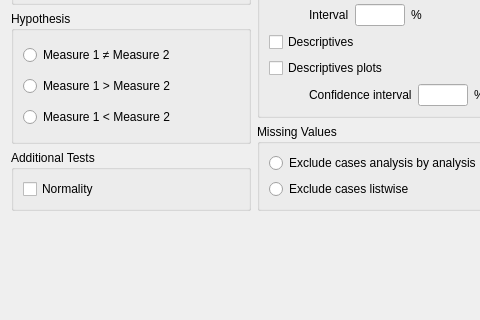
The window that JASP-Desktop/analysisforms/ttestpairedsamplesform.ui (jasp-stats/jasp-desktop) describes before a commit, drawn with Qt 5; both pictures show x 0 to 480 and y 332 to 652 of the 606 by 652 pixel window.
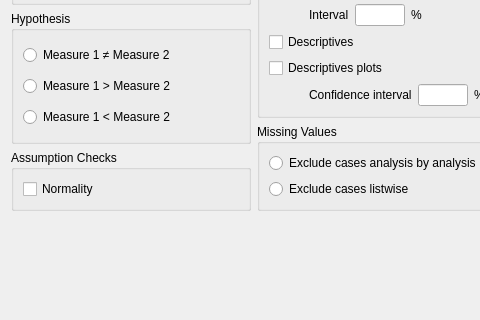
The same window after the commit. Custom widgets are drawn as their Qt base class.

Commit message: C. T-Tests: Implemented restructuring suggestions

The edit to the form file:
```diff
--- a/JASP-Desktop/analysisforms/ttestpairedsamplesform.ui
+++ b/JASP-Desktop/analysisforms/ttestpairedsamplesform.ui
@@ -390,7 +390,7 @@
          </sizepolicy>
         </property>
         <property name="title">
-         <string>Additional Tests</string>
+         <string>Assumption Checks</string>
         </property>
         <layout class="QGridLayout" name="gridLayout_11">
          <item row="0" column="0">
```
The commit also changes 6 other files.
